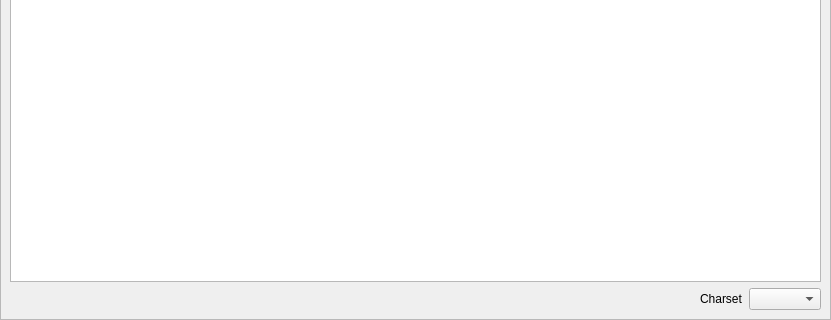
First picture: the form in src/OplPcTools/UI/VmcDetailsActivity.ui, repository brainstream/OPL-PC-Tools, before the edit; both pictures show x 0 to 831 and y 256 to 576 of the 831 by 576 pixel window.
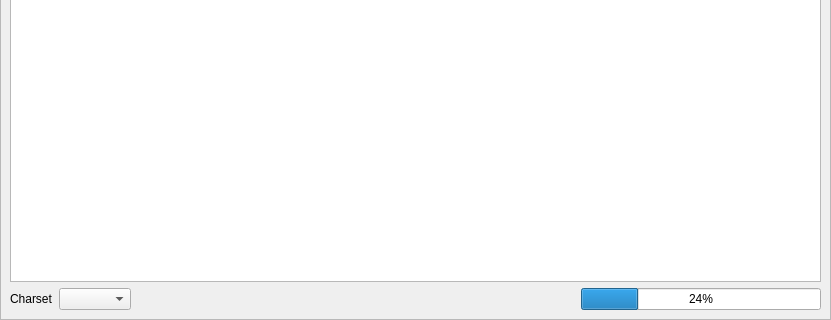
Second picture: the form after the edit. Icons and pictures are not drawn. Custom widgets are drawn as their Qt base class.

Commit message: VMC: total, free and used space information

```diff
--- a/src/OplPcTools/UI/VmcDetailsActivity.ui
+++ b/src/OplPcTools/UI/VmcDetailsActivity.ui
@@ -179,6 +179,16 @@
       </item>
       <item>
        <layout class="QHBoxLayout" name="mp_layout_3">
+        <item>
+         <widget class="QLabel" name="mp_label_charset">
+          <property name="text">
+           <string>Charset</string>
+          </property>
+         </widget>
+        </item>
+        <item>
+         <widget class="QComboBox" name="mp_combobox_charset"/>
+        </item>
         <item>
          <spacer name="mp_spacer">
           <property name="orientation">
@@ -193,15 +203,24 @@
          </spacer>
         </item>
         <item>
-         <widget class="QLabel" name="mp_label_charset">
-          <property name="text">
-           <string>Charset</string>
+         <widget class="QProgressBar" name="mp_progress_bar_free">
+          <property name="sizePolicy">
+           <sizepolicy hsizetype="Preferred" vsizetype="Fixed">
+            <horstretch>0</horstretch>
+            <verstretch>0</verstretch>
+           </sizepolicy>
+          </property>
+          <property name="minimumSize">
+           <size>
+            <width>240</width>
+            <height>0</height>
+           </size>
+          </property>
+          <property name="value">
+           <number>24</number>
           </property>
          </widget>
         </item>
-        <item>
-         <widget class="QComboBox" name="mp_combobox_charset"/>
-        </item>
        </layout>
       </item>
      </layout>
```
The commit also changes 10 other files.
